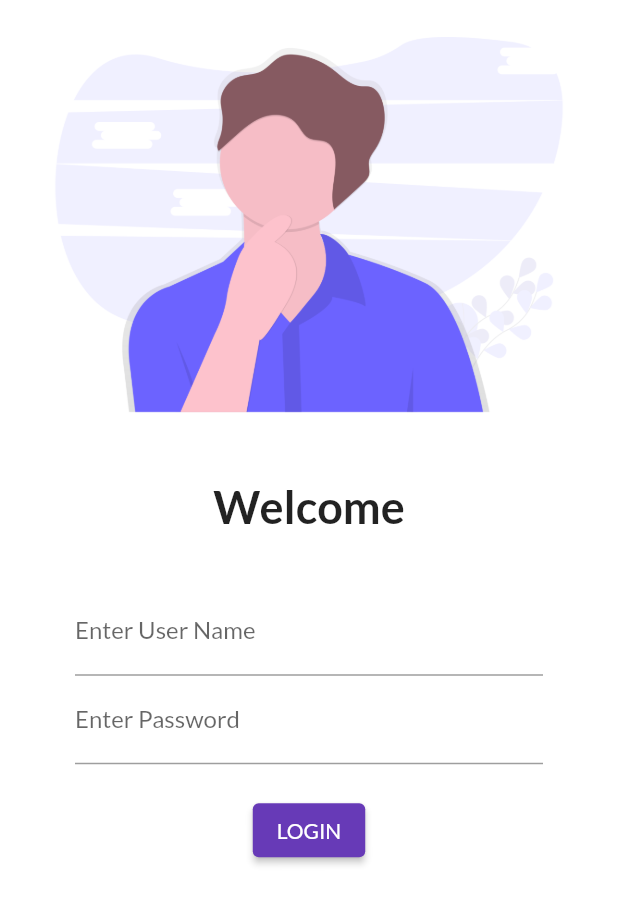
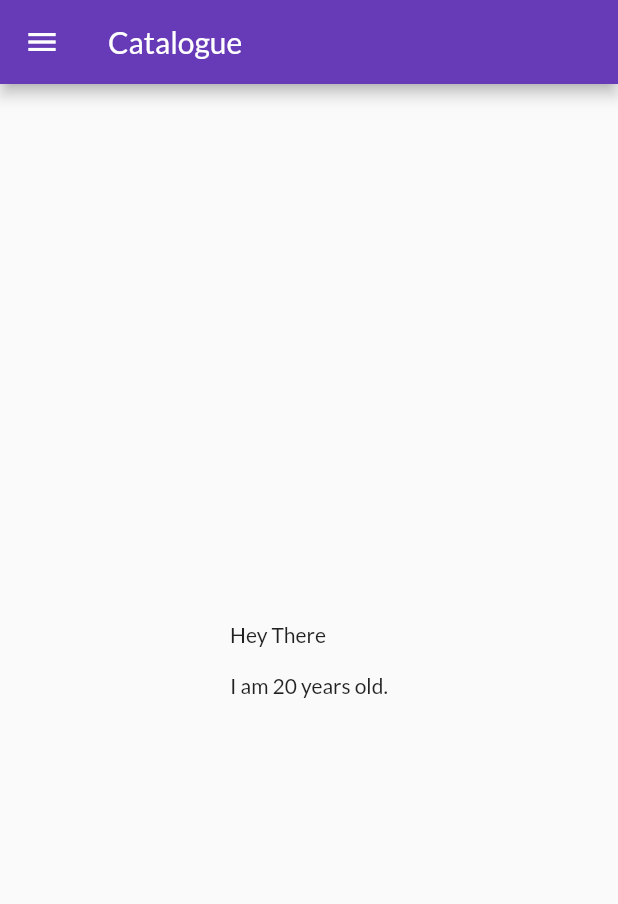
Before and after one commit to Ishaankr2001/Catalogue, a Flutter app: the screen it shows after launch, after a tap on "LOGIN", on a phone screen of 412 x 824 dp. Shown: the top 904 px of the screen. Run offline on Flutter 3.47's test engine with Material 2 defaults, Android fonts, the phone set to English and light mode, and no system bars; our stand-ins replace google_fonts.

Commit message:
Login Linked with Home Screen

```diff
--- a/lib/main.dart
+++ b/lib/main.dart
@@ -1,4 +1,6 @@
 import 'package:catalogue/screens/login.dart';
+import 'package:catalogue/screens/home.dart';
+import 'package:catalogue/utils/routes.dart';
 import 'package:flutter/material.dart';
 import 'package:google_fonts/google_fonts.dart';
 
@@ -15,6 +17,8 @@ class MyApp extends StatelessWidget {
       ),
       routes: {
         "/": (context) => Login(),
+        MyRoutes.homeRoute: (context) => Homepage(),
+        MyRoutes.loginRoute: (context) => Login(),
       },
     );
   }
--- /dev/null
+++ b/lib/screens/home.dart
@@ -0,0 +1,21 @@
+import 'package:flutter/material.dart';
+
+class Homepage extends StatelessWidget {
+  int age = 20;
+  @override
+  Widget build(BuildContext context) {
+    return Scaffold(
+      appBar: AppBar(
+        title: Text("Catalogue"),
+      ),
+      body: Center(
+        child: Container(
+          child: Text(
+            'Hey There\n\nI am $age years old.',
+          ),
+        ),
+      ),
+      drawer: Drawer(),
+    );
+  }
+}
--- a/lib/screens/login.dart
+++ b/lib/screens/login.dart
@@ -1,19 +1,28 @@
+import 'package:catalogue/utils/routes.dart';
 import 'package:flutter/material.dart';
 
-class Login extends StatelessWidget {
+class Login extends StatefulWidget {
+  @override
+  _LoginState createState() => _LoginState();
+}
+
+class _LoginState extends State<Login> {
+  String name = "";
   @override
   Widget build(BuildContext context) {
     return Material(
       color: Colors.white,
+      child: SingleChildScrollView(
         child: Column(
           children: [
             Image.asset(
               'assets/images/login.png',
               fit: BoxFit.cover,
+              height: 350,
             ),
             SizedBox(height: 20),
             Text(
-            "Welcome",
+              "Welcome $name",
               style: TextStyle(
                 fontSize: 30,
                 fontWeight: FontWeight.w700,
@@ -21,7 +30,10 @@ class Login extends StatelessWidget {
             ),
             SizedBox(height: 20),
             Padding(
-            padding: const EdgeInsets.symmetric(vertical: 16, horizontal: 50),
+              padding: const EdgeInsets.symmetric(
+                vertical: 16,
+                horizontal: 50,
+              ),
               child: Column(
                 children: [
                   TextFormField(
@@ -29,6 +41,10 @@ class Login extends StatelessWidget {
                       hintText: "UserName",
                       labelText: "Enter User Name",
                     ),
+                    onChanged: (value) {
+                      name = value;
+                      setState(() {});
+                    },
                   ),
                   TextFormField(
                     obscureText: true,
@@ -37,16 +53,32 @@ class Login extends StatelessWidget {
                       labelText: "Enter Password",
                     ),
                   ),
-                SizedBox(height: 20),
-                ElevatedButton(
-                  child: Text("LOGIN"),
-                  onPressed: () {},
-                )
+                  SizedBox(height: 40),
+                  InkWell(
+                    onTap: () {
+                      Navigator.pushNamed(context, MyRoutes.homeRoute);
+                    },
+                    child: AnimatedContainer(
+                      duration: Duration(seconds: 2),
+                      height: 40,
+                      width: 80,
+                      alignment: Alignment.center,
+                      child: Text("LOGIN",
+                          style: TextStyle(
+                            color: Colors.white,
+                            fontWeight: FontWeight.bold,
+                          )),
+                      decoration: BoxDecoration(
+                          color: Colors.deepPurple,
+                          borderRadius: BorderRadius.circular(8)),
+                    ),
+                  ),
                 ],
               ),
             )
           ],
         ),
+      ),
     );
   }
 }
--- /dev/null
+++ b/lib/utils/routes.dart
@@ -0,0 +1,4 @@
+class MyRoutes {
+  static String loginRoute = "/login";
+  static String homeRoute = "/home";
+}
```
Lines whose indentation alone changed are shown as unchanged.
